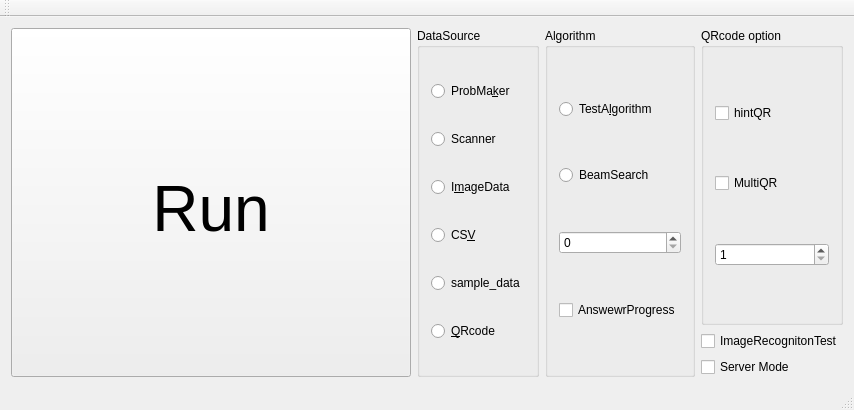
The window that Kunugida/kunugida.ui (tnct-spc/procon2017-comp) describes before a commit, drawn with Qt 5.
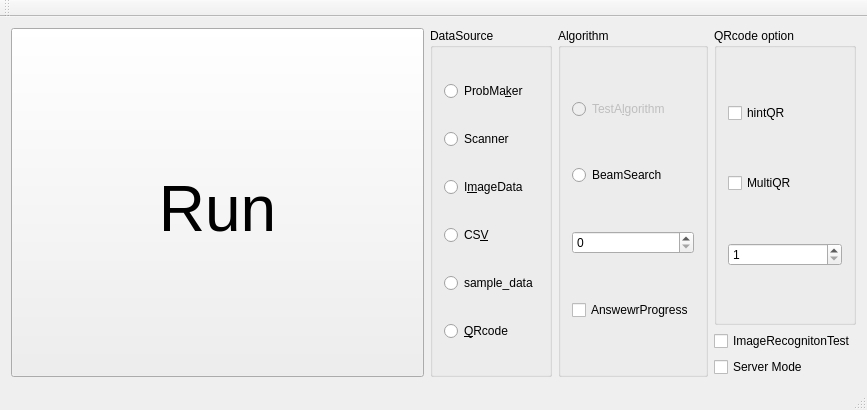
The same window after the commit.

What changed in the file:
```diff
--- a/Kunugida/kunugida.ui
+++ b/Kunugida/kunugida.ui
@@ -6,7 +6,7 @@
    <rect>
     <x>0</x>
     <y>0</y>
-    <width>854</width>
+    <width>867</width>
     <height>410</height>
    </rect>
   </property>
@@ -150,6 +150,9 @@
       <layout class="QVBoxLayout" name="verticalLayout_3">
        <item>
         <widget class="QRadioButton" name="test_algorithm_button">
+         <property name="enabled">
+          <bool>false</bool>
+         </property>
          <property name="text">
           <string>TestA&amp;lgorithm</string>
          </property>
```
Left out of the diff: 2 changed lines with no effect on the pictures.
